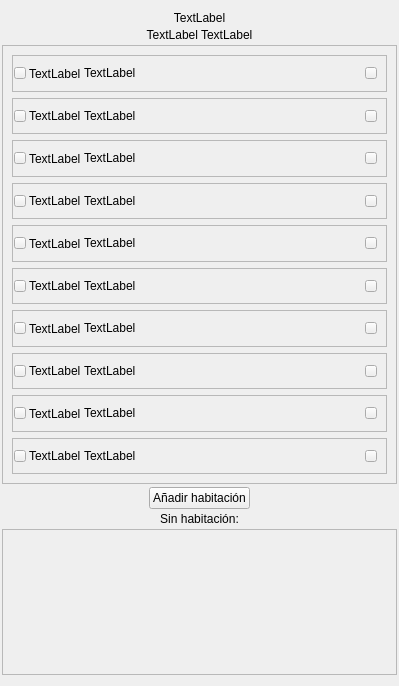
Qt form src/ui/widgets/rooms_card.ui (BeCuber/Turnomatic) before a commit.
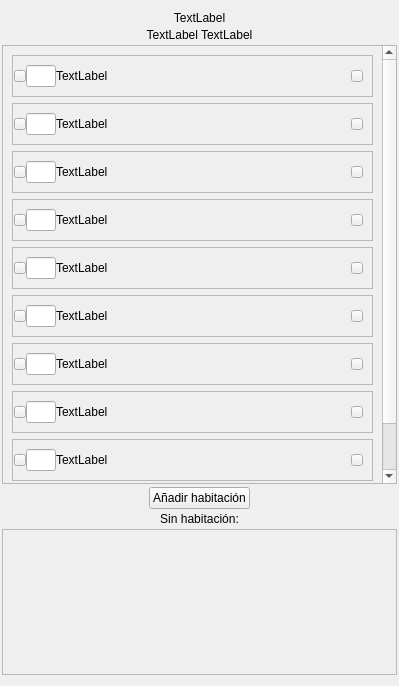
The same form after that commit.

Commit message: The app saves current theme. It starts in the center of the screen at 80% of screen,s size

Patch:
```diff
--- a/src/ui/widgets/rooms_card.ui
+++ b/src/ui/widgets/rooms_card.ui
@@ -86,9 +86,15 @@
         <x>0</x>
         <y>0</y>
         <width>376</width>
-        <height>442</height>
+        <height>472</height>
        </rect>
       </property>
+      <property name="sizePolicy">
+       <sizepolicy hsizetype="Preferred" vsizetype="Fixed">
+        <horstretch>0</horstretch>
+        <verstretch>0</verstretch>
+       </sizepolicy>
+      </property>
       <layout class="QVBoxLayout" name="verticalLayout_2">
        <item>
         <widget class="QFrame" name="frameRoom1">
@@ -98,9 +104,9 @@
          <property name="frameShadow">
           <enum>QFrame::Raised</enum>
          </property>
-         <layout class="QHBoxLayout" name="horizontalLayout_4" stretch="0,0,1">
+         <layout class="QHBoxLayout" name="horizontalLayout_4" stretch="1,1,5">
           <property name="spacing">
-           <number>3</number>
+           <number>0</number>
           </property>
           <property name="leftMargin">
            <number>1</number>
@@ -134,16 +140,37 @@
            </widget>
           </item>
           <item>
-           <widget class="QLabel" name="labelRoomName1">
-            <property name="text">
-             <string>TextLabel</string>
+           <widget class="QLineEdit" name="labelRoomName1">
+            <property name="sizePolicy">
+             <sizepolicy hsizetype="Minimum" vsizetype="Fixed">
+              <horstretch>0</horstretch>
+              <verstretch>0</verstretch>
+             </sizepolicy>
+            </property>
+            <property name="maximumSize">
+             <size>
+              <width>30</width>
+              <height>16777215</height>
+             </size>
+            </property>
+            <property name="cursor">
+             <cursorShape>IBeamCursor</cursorShape>
+            </property>
+            <property name="alignment">
+             <set>Qt::AlignCenter</set>
             </property>
            </widget>
           </item>
           <item>
-           <layout class="QVBoxLayout" name="vBoxVolSameRoom1">
+           <layout class="QVBoxLayout" name="vBoxVolSameRoom1" stretch="0">
+            <property name="spacing">
+             <number>3</number>
+            </property>
             <item>
              <layout class="QHBoxLayout" name="hBoxNameVolBtnMenu1" stretch="1,0">
+              <property name="leftMargin">
+               <number>0</number>
+              </property>
               <item>
                <widget class="QLabel" name="labelNameVol1">
                 <property name="text">
@@ -188,9 +215,9 @@
          <property name="frameShadow">
           <enum>QFrame::Raised</enum>
          </property>
-         <layout class="QHBoxLayout" name="horizontalLayout_10" stretch="0,0,1">
+         <layout class="QHBoxLayout" name="horizontalLayout_10" stretch="1,1,5">
           <property name="spacing">
-           <number>3</number>
+           <number>0</number>
           </property>
           <property name="leftMargin">
            <number>1</number>
@@ -224,16 +251,34 @@
            </widget>
           </item>
           <item>
-           <widget class="QLabel" name="labelRoomName2">
-            <property name="text">
-             <string>TextLabel</string>
+           <widget class="QLineEdit" name="labelRoomName2">
+            <property name="sizePolicy">
+             <sizepolicy hsizetype="Minimum" vsizetype="Fixed">
+              <horstretch>0</horstretch>
+              <verstretch>0</verstretch>
+             </sizepolicy>
+            </property>
+            <property name="maximumSize">
+             <size>
+              <width>30</width>
+              <height>16777215</height>
+             </size>
+            </property>
+            <property name="alignment">
+             <set>Qt::AlignCenter</set>
             </property>
            </widget>
           </item>
           <item>
            <layout class="QVBoxLayout" name="vBoxVolSameRoom2">
+            <property name="spacing">
+             <number>3</number>
+            </property>
             <item>
              <layout class="QHBoxLayout" name="hBoxNameVolBtnMenu2" stretch="1,0">
+              <property name="leftMargin">
+               <number>0</number>
+              </property>
               <item>
                <widget class="QLabel" name="labelNameVol2">
                 <property name="text">
@@ -278,9 +323,9 @@
          <property name="frameShadow">
           <enum>QFrame::Raised</enum>
          </property>
-         <layout class="QHBoxLayout" name="horizontalLayout_3" stretch="0,0,1">
+         <layout class="QHBoxLayout" name="horizontalLayout_3" stretch="1,1,5">
           <property name="spacing">
-           <number>3</number>
+           <number>0</number>
           </property>
           <property name="leftMargin">
            <number>1</number>
@@ -314,9 +359,21 @@
            </widget>
           </item>
           <item>
-           <widget class="QLabel" name="labelRoomName3">
-            <property name="text">
-             <string>TextLabel</string>
+           <widget class="QLineEdit" name="labelRoomName3">
+            <property name="sizePolicy">
+             <sizepolicy hsizetype="Minimum" vsizetype="Fixed">
+              <horstretch>0</horstretch>
+              <verstretch>0</verstretch>
+             </sizepolicy>
+            </property>
+            <property name="maximumSize">
+             <size>
+              <width>30</width>
+              <height>16777215</height>
+             </size>
+            </property>
+            <property name="alignment">
+             <set>Qt::AlignCenter</set>
             </property>
            </widget>
           </item>
@@ -324,6 +381,12 @@
            <layout class="QVBoxLayout" name="vBoxVolSameRoom3">
             <item>
              <layout class="QHBoxLayout" name="hBoxNameVolBtnMenu3" stretch="1,0">
+              <property name="spacing">
+               <number>3</number>
+              </property>
+              <property name="leftMargin">
+               <number>0</number>
+              </property>
               <item>
                <widget class="QLabel" name="labelNameVol3">
                 <property name="text">
@@ -368,9 +431,9 @@
          <property name="frameShadow">
           <enum>QFrame::Raised</enum>
          </property>
-         <layout class="QHBoxLayout" name="horizontalLayout_5" stretch="0,0,1">
+         <layout class="QHBoxLayout" name="horizontalLayout_5" stretch="1,1,5">
           <property name="spacing">
-           <number>3</number>
+           <number>0</number>
           </property>
           <property name="leftMargin">
            <number>1</number>
@@ -404,9 +467,21 @@
            </widget>
           </item>
           <item>
-           <widget class="QLabel" name="labelRoomName4">
-            <property name="text">
-             <string>TextLabel</string>
+           <widget class="QLineEdit" name="labelRoomName4">
+            <property name="sizePolicy">
+             <sizepolicy hsizetype="Minimum" vsizetype="Fixed">
+              <horstretch>0</horstretch>
+              <verstretch>0</verstretch>
+             </sizepolicy>
+            </property>
+            <property name="maximumSize">
+             <size>
+              <width>30</width>
+              <height>16777215</height>
+             </size>
+            </property>
+            <property name="alignment">
+             <set>Qt::AlignCenter</set>
             </property>
            </widget>
           </item>
@@ -414,6 +489,12 @@
            <layout class="QVBoxLayout" name="vBoxVolSameRoom4">
             <item>
              <layout class="QHBoxLayout" name="hBoxNameVolBtnMenu4" stretch="1,0">
+              <property name="spacing">
+               <number>3</number>
+              </property>
+              <property name="leftMargin">
+               <number>0</number>
+              </property>
               <item>
                <widget class="QLabel" name="labelNameVol4">
                 <property name="text">
@@ -458,9 +539,9 @@
          <property name="frameShadow">
           <enum>QFrame::Raised</enum>
          </property>
-         <layout class="QHBoxLayout" name="horizontalLayout_6" stretch="0,0,1">
+         <layout class="QHBoxLayout" name="horizontalLayout_6" stretch="1,1,5">
           <property name="spacing">
-           <number>3</number>
+           <number>0</number>
           </property>
           <property name="leftMargin">
            <number>1</number>
@@ -494,9 +575,21 @@
            </widget>
           </item>
           <item>
-           <widget class="QLabel" name="labelRoomName5">
-            <property name="text">
-             <string>TextLabel</string>
+           <widget class="QLineEdit" name="labelRoomName5">
+            <property name="sizePolicy">
+             <sizepolicy hsizetype="Minimum" vsizetype="Fixed">
+              <horstretch>0</horstretch>
+              <verstretch>0</verstretch>
+             </sizepolicy>
+            </property>
+            <property name="maximumSize">
+             <size>
+              <width>30</width>
+              <height>16777215</height>
+             </size>
+            </property>
+            <property name="alignment">
+             <set>Qt::AlignCenter</set>
             </property>
            </widget>
           </item>
@@ -504,6 +597,12 @@
            <layout class="QVBoxLayout" name="vBoxVolSameRoom5">
             <item>
              <layout class="QHBoxLayout" name="hBoxNameVolBtnMenu5" stretch="1,0">
+              <property name="spacing">
+               <number>3</number>
+              </property>
+              <property name="leftMargin">
+               <number>0</number>
+              </property>
               <item>
                <widget class="QLabel" name="labelNameVol5">
                 <property name="text">
@@ -548,9 +647,9 @@
          <property name="frameShadow">
           <enum>QFrame::Raised</enum>
          </property>
-         <layout class="QHBoxLayout" name="horizontalLayout_7" stretch="0,0,1">
+         <layout class="QHBoxLayout" name="horizontalLayout_7" stretch="1,1,5">
           <property name="spacing">
-           <number>3</number>
+           <number>0</number>
           </property>
           <property name="leftMargin">
            <number>1</number>
@@ -584,9 +683,21 @@
            </widget>
           </item>
           <item>
-           <widget class="QLabel" name="labelRoomName6">
-            <property name="text">
-             <string>TextLabel</string>
+           <widget class="QLineEdit" name="labelRoomName6">
+            <property name="sizePolicy">
+             <sizepolicy hsizetype="Minimum" vsizetype="Fixed">
+              <horstretch>0</horstretch>
+              <verstretch>0</verstretch>
+             </sizepolicy>
+            </property>
+            <property name="maximumSize">
+             <size>
+              <width>30</width>
+              <height>16777215</height>
+             </size>
+            </property>
+            <property name="alignment">
+             <set>Qt::AlignCenter</set>
             </property>
            </widget>
           </item>
@@ -594,6 +705,12 @@
            <layout class="QVBoxLayout" name="vBoxVolSameRoom6">
             <item>
              <layout class="QHBoxLayout" name="hBoxNameVolBtnMenu6" stretch="1,0">
+              <property name="spacing">
+               <number>3</number>
+              </property>
+              <property name="leftMargin">
+               <number>0</number>
+              </property>
               <item>
                <widget class="QLabel" name="labelNameVol6">
                 <property name="text">
@@ -638,9 +755,9 @@
          <property name="frameShadow">
           <enum>QFrame::Raised</enum>
          </property>
-         <layout class="QHBoxLayout" name="horizontalLayout_8" stretch="0,0,1">
+         <layout class="QHBoxLayout" name="horizontalLayout_8" stretch="1,1,5">
           <property name="spacing">
-           <number>3</number>
+           <number>0</number>
           </property>
           <property name="leftMargin">
            <number>1</number>
@@ -674,16 +791,34 @@
            </widget>
           </item>
           <item>
-           <widget class="QLabel" name="labelRoomName7">
-            <property name="text">
-             <string>TextLabel</string>
+           <widget class="QLineEdit" name="labelRoomName7">
+            <property name="sizePolicy">
+             <sizepolicy hsizetype="Minimum" vsizetype="Fixed">
+              <horstretch>0</horstretch>
+              <verstretch>0</verstretch>
+             </sizepolicy>
+            </property>
+            <property name="maximumSize">
+             <size>
+              <width>30</width>
+              <height>16777215</height>
+             </size>
+            </property>
+            <property name="alignment">
+             <set>Qt::AlignCenter</set>
             </property>
            </widget>
           </item>
           <item>
            <layout class="QVBoxLayout" name="vBoxVolSameRoom7">
+            <property name="spacing">
+             <number>3</number>
+            </property>
             <item>
              <layout class="QHBoxLayout" name="hBoxNameVolBtnMenu7" stretch="1,0">
+              <property name="leftMargin">
+               <number>0</number>
+              </property>
               <item>
                <widget class="QLabel" name="labelNameVol7">
                 <property name="text">
@@ -728,9 +863,9 @@
          <property name="frameShadow">
           <enum>QFrame::Raised</enum>
          </property>
-         <layout class="QHBoxLayout" name="horizontalLayout_9">
+         <layout class="QHBoxLayout" name="horizontalLayout_9" stretch="1,1,5">
           <property name="spacing">
-           <number>3</number>
+           <number>0</number>
           </property>
           <property name="leftMargin">
            <number>1</number>
@@ -764,9 +899,21 @@
            </widget>
           </item>
           <item>
-           <widget class="QLabel" name="labelRoomName8">
-            <property name="text">
-             <string>TextLabel</string>
+           <widget class="QLineEdit" name="labelRoomName8">
+            <property name="sizePolicy">
+             <sizepolicy hsizetype="Minimum" vsizetype="Fixed">
+              <horstretch>0</horstretch>
+              <verstretch>0</verstretch>
+             </sizepolicy>
+            </property>
+            <property name="maximumSize">
+             <size>
+              <width>30</width>
+              <height>16777215</height>
+             </size>
+            </property>
+            <property name="alignment">
+             <set>Qt::AlignCenter</set>
             </property>
            </widget>
           </item>
@@ -774,6 +921,12 @@
            <layout class="QVBoxLayout" name="vBoxVolSameRoom8">
             <item>
              <layout class="QHBoxLayout" name="hBoxNameVolBtnMenu8" stretch="1,0">
+              <property name="spacing">
+               <number>3</number>
+              </property>
+              <property name="leftMargin">
+               <number>0</number>
+              </property>
               <item>
                <widget class="QLabel" name="labelNameVol8">
                 <property name="text">
@@ -818,9 +971,9 @@
          <property name="frameShadow">
           <enum>QFrame::Raised</enum>
          </property>
-         <layout class="QHBoxLayout" name="horizontalLayout_2" stretch="0,0,1">
+         <layout class="QHBoxLayout" name="horizontalLayout_2" stretch="1,1,5">
           <property name="spacing">
-           <number>3</number>
+           <number>0</number>
           </property>
           <property name="leftMargin">
            <number>1</number>
@@ -854,9 +1007,21 @@
            </widget>
           </item>
           <item>
-           <widget class="QLabel" name="labelRoomName9">
-            <property name="text">
-             <string>TextLabel</string>
+           <widget class="QLineEdit" name="labelRoomName9">
+            <property name="sizePolicy">
+             <sizepolicy hsizetype="Minimum" vsizetype="Fixed">
+              <horstretch>0</horstretch>
+              <verstretch>0</verstretch>
+             </sizepolicy>
+            </property>
+            <property name="maximumSize">
+             <size>
+              <width>30</width>
+              <height>16777215</height>
+             </size>
+            </property>
+            <property name="alignment">
+             <set>Qt::AlignCenter</set>
             </property>
            </widget>
           </item>
@@ -864,6 +1029,12 @@
            <layout class="QVBoxLayout" name="vBoxVolSameRoom9">
             <item>
              <layout class="QHBoxLayout" name="hBoxNameVolBtnMenu9" stretch="1,0">
+              <property name="spacing">
+               <number>3</number>
+              </property>
+              <property name="leftMargin">
+               <number>0</number>
+              </property>
               <item>
                <widget class="QLabel" name="labelNameVol9">
                 <property name="text">
@@ -908,9 +1079,9 @@
          <property name="frameShadow">
           <enum>QFrame::Raised</enum>
          </property>
-         <layout class="QHBoxLayout" name="horizontalLayout_11" stretch="0,0,1">
+         <layout class="QHBoxLayout" name="horizontalLayout_11" stretch="1,1,5">
           <property name="spacing">
-           <number>3</number>
+           <number>0</number>
           </property>
           <property name="leftMargin">
            <number>1</number>
@@ -938,9 +1109,21 @@
            </widget>
           </item>
           <item>
-           <widget class="QLabel" name="labelRoomName10">
-            <property name="text">
-             <string>TextLabel</string>
+           <widget class="QLineEdit" name="labelRoomName10">
+            <property name="sizePolicy">
+             <sizepolicy hsizetype="Minimum" vsizetype="Fixed">
+              <horstretch>0</horstretch>
+              <verstretch>0</verstretch>
+             </sizepolicy>
+            </property>
+            <property name="maximumSize">
+             <size>
+              <width>30</width>
+              <height>16777215</height>
+             </size>
+            </property>
+            <property name="alignment">
+             <set>Qt::AlignCenter</set>
             </property>
            </widget>
           </item>
@@ -948,6 +1131,12 @@
            <layout class="QVBoxLayout" name="vBoxVolSameRoom10">
             <item>
              <layout class="QHBoxLayout" name="hBoxNameVolBtnMenu10" stretch="1,0">
+              <property name="spacing">
+               <number>3</number>
+              </property>
+              <property name="leftMargin">
+               <number>0</number>
+              </property>
               <item>
                <widget class="QLabel" name="labelNameVol10">
                 <property name="text">
```
The commit also changes 12 other files.
